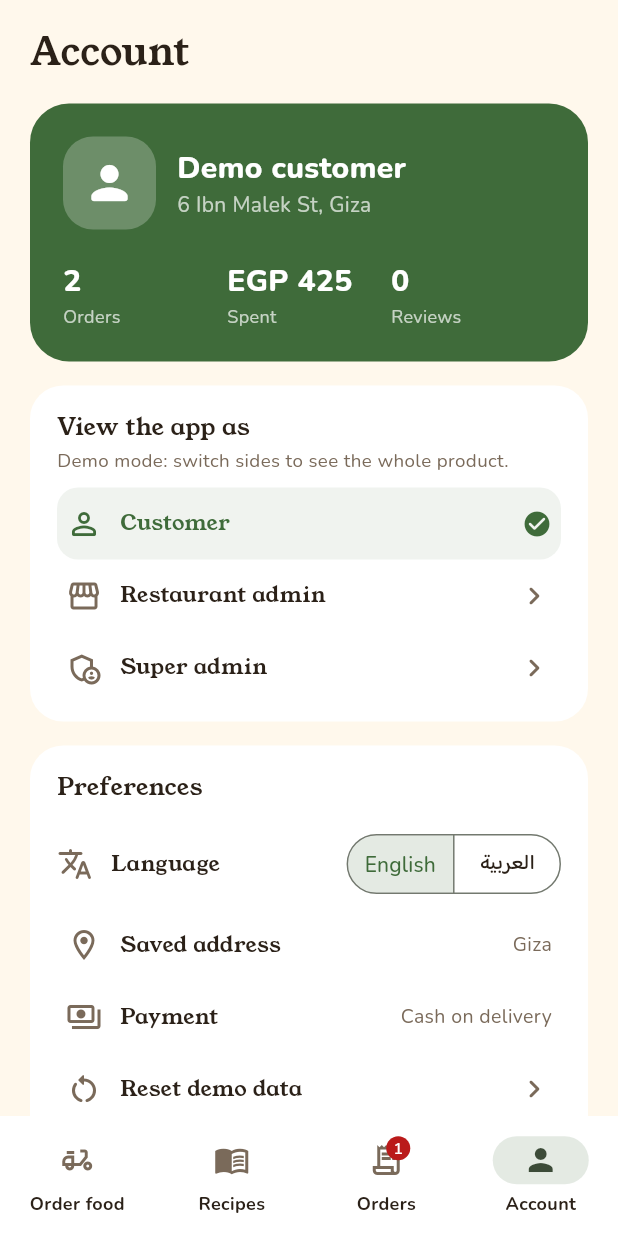
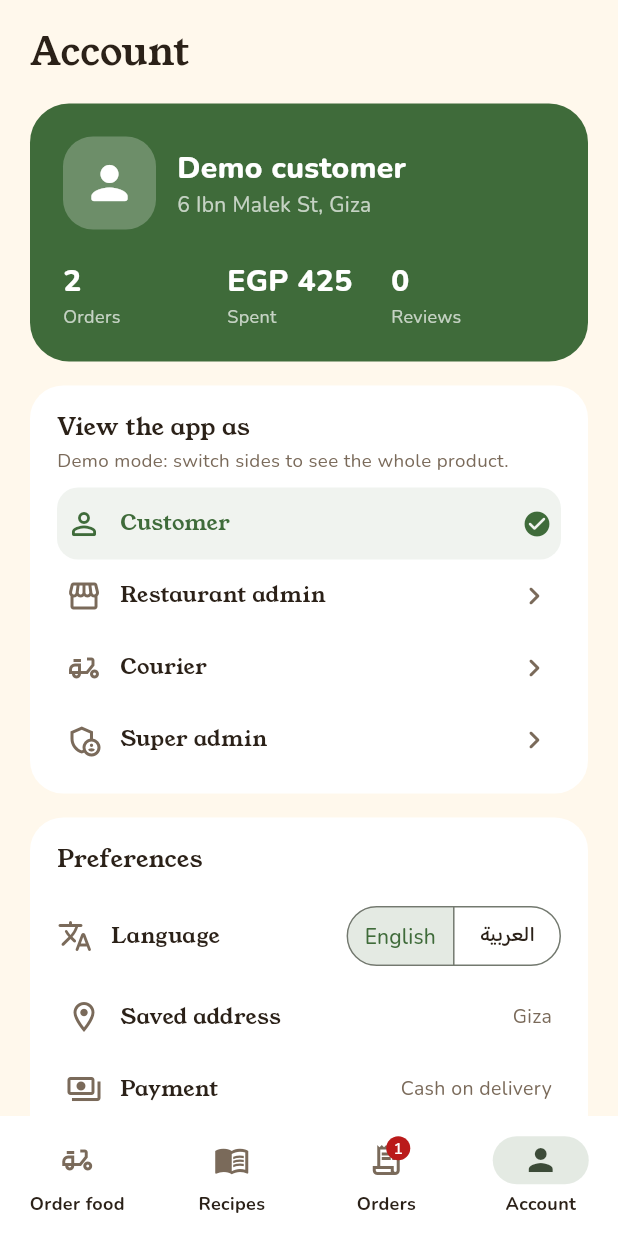
Before and after one commit to EyadOraby/tabkha_app, a Flutter app: the CustomerShell screen opened directly, item 4 of the bottom bar chosen, on a phone screen of 412 x 824 dp. Run offline on Flutter 3.47's test engine with Material 3 defaults, Android fonts, the phone set to English and light mode, and no system bars; our stand-ins replace cloud_firestore, firebase_auth, firebase_core, flash, flutter_riverpod, hive_ce and 3 more; accounts and stored records are empty; generated files the repository leaves out were written again; network calls fail; statements that could not run were skipped.

Commit message:
Account: add Courier to View the app as

```diff
--- a/lib/Features/Food/Views/account_view.dart
+++ b/lib/Features/Food/Views/account_view.dart
@@ -63,6 +63,7 @@ class AccountView extends ConsumerWidget {
         for (final (role, icon) in const [
           (AppRole.customer, Icons.person_outline_rounded),
           (AppRole.restaurantAdmin, Icons.storefront_outlined),
+          (AppRole.courier, Icons.delivery_dining_outlined),
           (AppRole.superAdmin, Icons.admin_panel_settings_outlined),
         ])
           _Tile(
```
